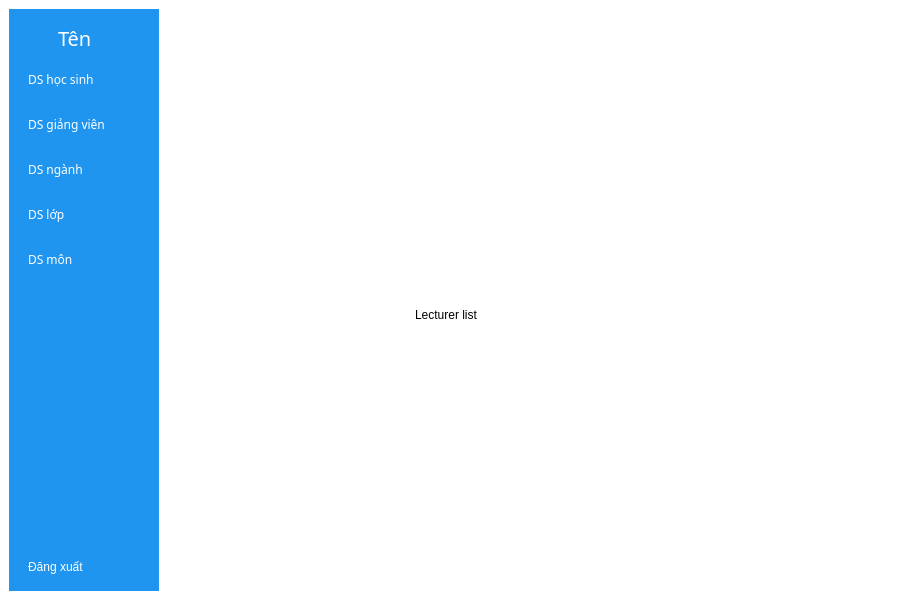
Above: university_management/src/view/lecturerMainScreen.ui from NTDQuan/uni_management before the change. Below: the same form after it.
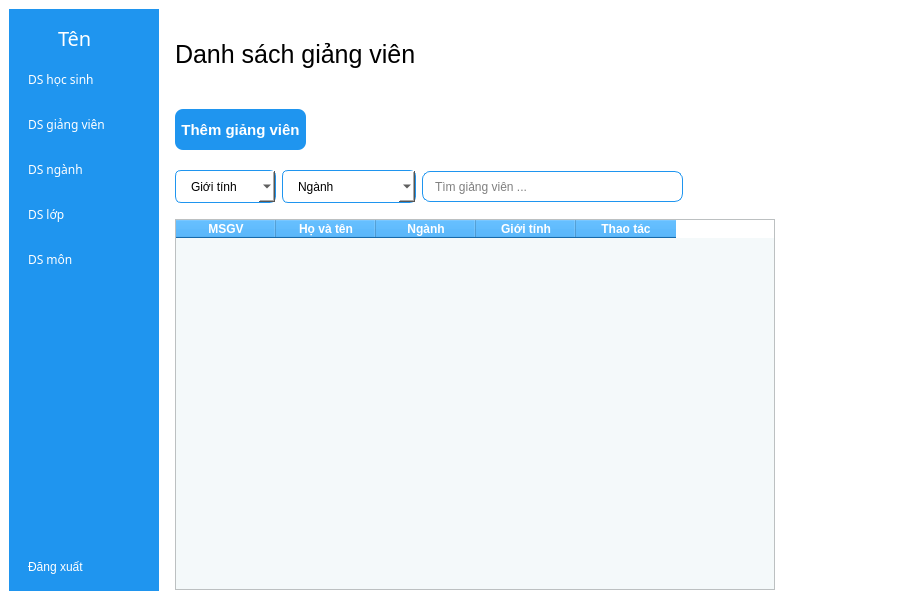
That is the form after the change. The open tabs and pages were chosen to show the change. Icons and pictures are not drawn.

Commit message: Feat: Implement CRUD function for lecturer list

Patch:
```diff
--- a/university_management/src/view/lecturerMainScreen.ui
+++ b/university_management/src/view/lecturerMainScreen.ui
@@ -452,16 +452,200 @@
           <widget class="QLabel" name="label_4">
            <property name="geometry">
             <rect>
-             <x>250</x>
-             <y>270</y>
-             <width>111</width>
+             <x>10</x>
+             <y>10</y>
+             <width>251</width>
              <height>71</height>
             </rect>
            </property>
+           <property name="font">
+            <font>
+             <pointsize>19</pointsize>
+            </font>
+           </property>
            <property name="text">
-            <string>Lecturer list</string>
+            <string>Danh sách giảng viên</string>
            </property>
           </widget>
+          <widget class="QPushButton" name="addLecturerBtn">
+           <property name="geometry">
+            <rect>
+             <x>10</x>
+             <y>100</y>
+             <width>131</width>
+             <height>41</height>
+            </rect>
+           </property>
+           <property name="minimumSize">
+            <size>
+             <width>120</width>
+             <height>41</height>
+            </size>
+           </property>
+           <property name="styleSheet">
+            <string notr="true">QPushButton {
+	background-color: rgb(31, 149, 239);
+	color: white;
+	border: none;
+	border-radius: 8px;
+	font-weight: bold;
+	font-size: 15px;
+}</string>
+           </property>
+           <property name="text">
+            <string>Thêm giảng viên</string>
+           </property>
+          </widget>
+          <widget class="QTableWidget" name="lecturerTableWidget">
+           <property name="geometry">
+            <rect>
+             <x>10</x>
+             <y>210</y>
+             <width>600</width>
+             <height>371</height>
+            </rect>
+           </property>
+           <property name="styleSheet">
+            <string notr="true">QHeaderView::section {
+	font-weight: bold;
+	background-color: rgb(31, 149, 239);
+	color: white
+}
+
+QTableWidget {
+	alternate-background-color: #BOEDF8;
+	background-color: #F4F9FA;
+}</string>
+           </property>
+           <column>
+            <property name="text">
+             <string>MSGV</string>
+            </property>
+           </column>
+           <column>
+            <property name="text">
+             <string>Họ và tên</string>
+            </property>
+           </column>
+           <column>
+            <property name="text">
+             <string>Ngành</string>
+            </property>
+           </column>
+           <column>
+            <property name="text">
+             <string>Giới tính</string>
+            </property>
+           </column>
+           <column>
+            <property name="text">
+             <string>Thao tác</string>
+            </property>
+           </column>
+          </widget>
+          <widget class="QWidget" name="">
+           <property name="geometry">
+            <rect>
+             <x>10</x>
+             <y>160</y>
+             <width>508</width>
+             <height>35</height>
+            </rect>
+           </property>
+           <layout class="QHBoxLayout" name="horizontalLayout_3">
+            <item>
+             <widget class="QComboBox" name="lecturerGender_comboBox">
+              <property name="minimumSize">
+               <size>
+                <width>101</width>
+                <height>0</height>
+               </size>
+              </property>
+              <property name="styleSheet">
+               <string notr="true">QComboBox {
+	border: 1px solid rgb(31, 149, 239);
+	border-radius: 6px;
+	padding-left: 15px;
+	height: 31px;
+}</string>
+              </property>
+              <item>
+               <property name="text">
+                <string>Giới tính</string>
+               </property>
+              </item>
+              <item>
+               <property name="text">
+                <string>Nam</string>
+               </property>
+              </item>
+              <item>
+               <property name="text">
+                <string>Nữ</string>
+               </property>
+              </item>
+             </widget>
+            </item>
+            <item>
+             <widget class="QComboBox" name="lectorerMajor_comboBox">
+              <property name="minimumSize">
+               <size>
+                <width>132</width>
+                <height>0</height>
+               </size>
+              </property>
+              <property name="styleSheet">
+               <string notr="true">QComboBox {
+	border: 1px solid rgb(31, 149, 239);
+	border-radius: 6px;
+	padding-left: 15px;
+	height: 31px;
+}</string>
+              </property>
+              <item>
+               <property name="text">
+                <string>Ngành</string>
+               </property>
+              </item>
+              <item>
+               <property name="text">
+                <string>Công nghệ thông tin</string>
+               </property>
+              </item>
+              <item>
+               <property name="text">
+                <string>Hệ thống thông tin</string>
+               </property>
+              </item>
+              <item>
+               <property name="text">
+                <string>Khoa học máy tính</string>
+               </property>
+              </item>
+             </widget>
+            </item>
+            <item>
+             <widget class="QLineEdit" name="lecturerSearchBarEdit">
+              <property name="minimumSize">
+               <size>
+                <width>261</width>
+                <height>31</height>
+               </size>
+              </property>
+              <property name="styleSheet">
+               <string notr="true">QLineEdit {
+	padding-left: 10px;
+	border-radius: 8px;
+	border: 1px solid rgb(31, 149, 239);
+}</string>
+              </property>
+              <property name="placeholderText">
+               <string>Tìm giảng viên ...</string>
+              </property>
+             </widget>
+            </item>
+           </layout>
+          </widget>
          </widget>
          <widget class="QWidget" name="majorListPage">
           <widget class="QLabel" name="label_5">
```
Left out of the diff: 2 changed lines with no effect on the pictures. The commit also changes 12 other files.
